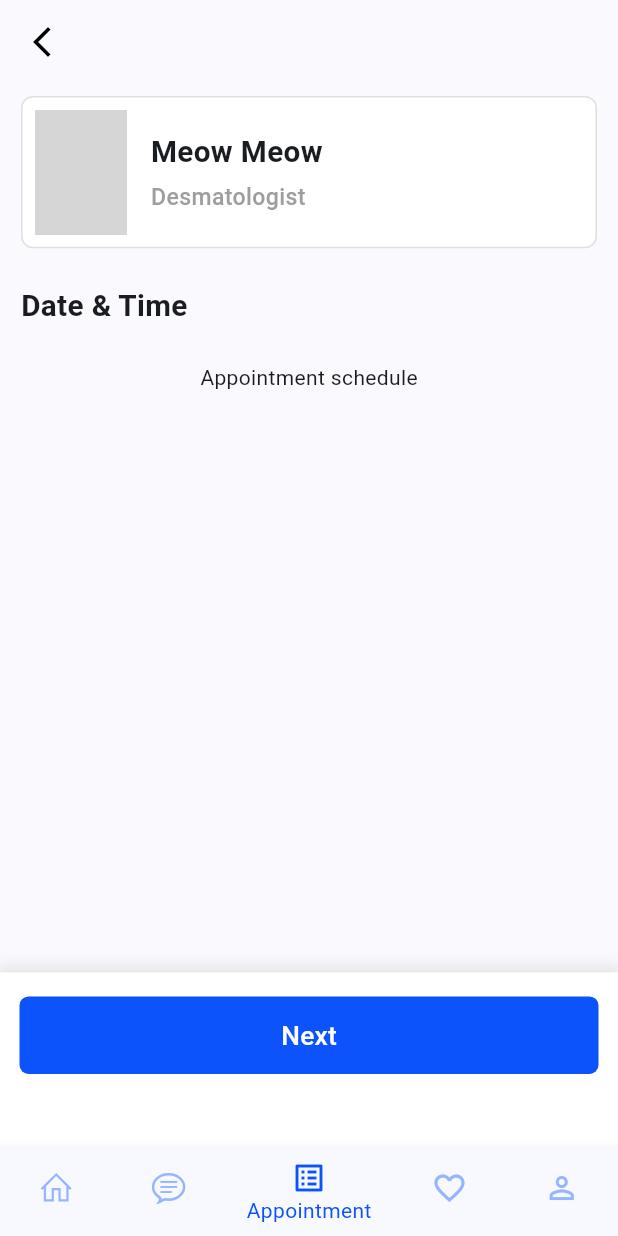
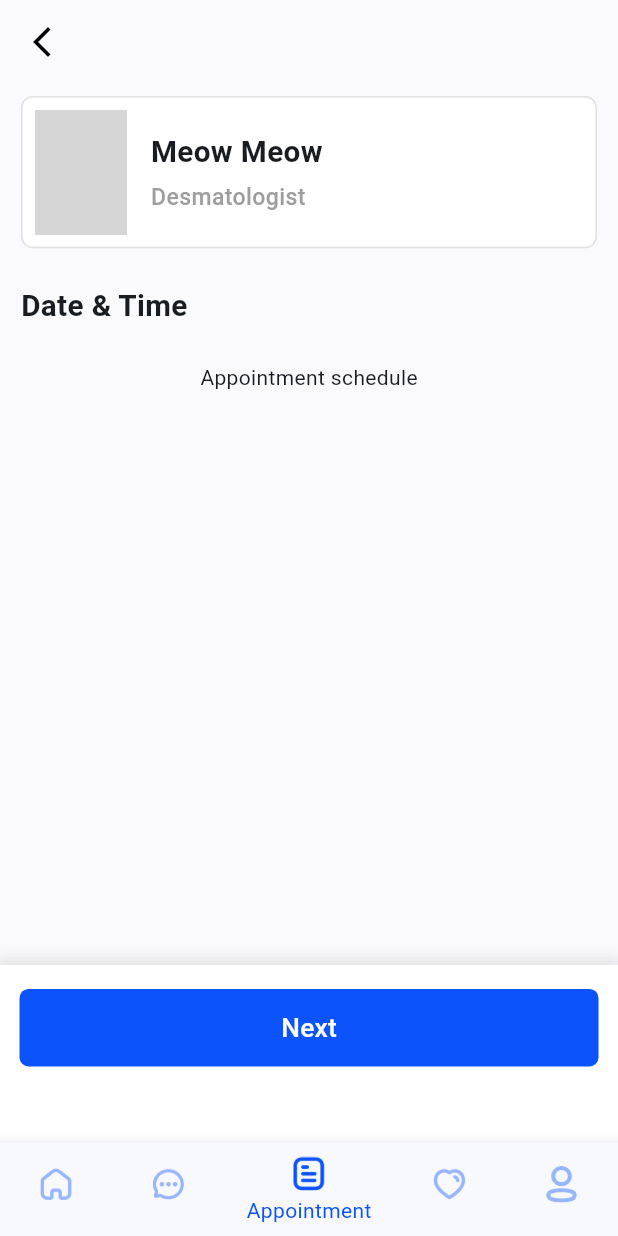
Before and after one commit to TNQT14/Doctor_Help_App, a Flutter app: the screen it shows after launch, item 3 of the bottom bar chosen, on a phone screen of 412 x 824 dp. Run offline on Flutter 3.47's test engine with Material 2 defaults, Android fonts, the phone set to English and light mode, and no system bars; our stand-ins replace flutter_rating_bar, flutter_screenutil, fluttertoast, line_icons, lottie; grey boxes are pictures that could not be loaded.

Commit message:
Load image for navigation menu

```diff
--- a/lib/containts/add_images.dart
+++ b/lib/containts/add_images.dart
@@ -21,15 +21,27 @@ const String iconInfoCircle = linkIcons + 'Icon=InfoCircle.png';
 const String iconInfoSquare = linkIcons + 'Icon=InfoSquare.png';
 const String iconNotification = linkIcons + 'Icon=Notification.png';
 const String iconPaper = linkIcons + 'Icon=Paper.png';
-const String iconProfile = linkIcons + 'Icon=Profile.png';
 const String iconShield = linkIcons + 'Icon=Shield.png';
 const String iconSearch = linkIcons + 'iconSearch.png';
-const String iconChat = linkIcons + 'chat.png';
 const String iconFacebook = linkIcons + 'Facebook.png';
 const String iconKey = linkIcons + 'FormKey.png';
 const String iconMail = linkIcons + 'FormMail.png';
 const String iconGooglePlus = linkIcons + 'GooglePlus.png';
 const String iconSchedule = linkIcons + 'FormSchedule.png';
+const String iconProfile = linkIcons + 'Icon=Profile.png';
+
+//navigationMenu
+const String iconHome = linkIcons + 'Icon=Home.png';
+const String iconChat = linkIcons + 'chat.png';
+const String iconList = linkIcons + 'List.png';
+const String iconHeart = linkIcons + 'Heart.png';
+const String iconProfileNav = linkIcons + 'profile.png';
+
+const String iconSelectHome = linkIcons + 'Icon=selectHome.png';
+const String iconSelectedChat = linkIcons + 'Icon=selectedChat.png';
+const String iconSelectedHeart = linkIcons + 'Icon=selectedHeart.png';
+const String iconSelectedList = linkIcons + 'Icon=selectedList.png';
+const String iconSelectedProfile = linkIcons + 'Icon=selectedProfile.png';
 
 //lottie
 const String iconCheckSc = linkIcons + 'animation_lldhfo53.json';
--- a/lib/widgets/bottomMenu.dart
+++ b/lib/widgets/bottomMenu.dart
@@ -42,26 +42,51 @@ class _BottomMenuState extends State<BottomMenu> {
               _index = newindex;
             });
           },
-          items: const [
+          items: [
             BottomNavigationBarItem(
               label: 'Home',
-              icon: Icon(LineIcons.home),
+              icon:  Container(
+                  width: 22,
+                  height: 29,
+                  child: Image.asset(
+                      _index==0 ? iconSelectHome: iconHome)
+              ),
             ),
             BottomNavigationBarItem(
               label: 'Chat',
-              icon: Icon(CupertinoIcons.chat_bubble_text),
+              icon:  Container(
+                  width: 22,
+                  height: 29,
+                  child: Image.asset(
+                      _index==1 ? iconSelectedChat: iconChat)
+              ),
             ),
             BottomNavigationBarItem(
               label: 'Appointment',
-              icon: Icon(Icons.list_alt_outlined),
+              icon: Container(
+                  width: 22,
+                  height: 29,
+                  child: Image.asset(
+                      _index==2 ? iconSelectedList: iconList)
+              ),
             ),
             BottomNavigationBarItem(
               label: 'Favorite',
-              icon: Icon(Icons.favorite_outline),
+              icon: Container(
+                  width: 22,
+                  height: 29,
+                  child: Image.asset(
+                      _index==3 ? iconSelectedHeart: iconHeart)
+              ),
             ),
             BottomNavigationBarItem(
               label: 'Profile',
-              icon: Icon(Icons.person_outline_outlined),
+              icon: Container(
+                  width: 22,
+                  height: 29,
+                  child: Image.asset(
+                      _index==4 ? iconSelectedProfile: iconProfileNav)
+              ),
             ),
           ],
         ),
```
Also changed, not shown: lib/screen/user/profile_screen/component/optionProfile.dart (+13 -8 lines), assests/images/icons/Heart.png (added), assests/images/icons/Icon=Home.png (added), assests/images/icons/Icon=selectHome.png (added), assests/images/icons/Icon=selectedChat.png (added), assests/images/icons/Icon=selectedHeart.png (added), assests/images/icons/Icon=selectedList.png (added), assests/images/icons/Icon=selectedProfile.png (added), assests/images/icons/chat.png, assests/images/icons/list.png (added), assests/images/icons/profile.png (added), pubspec.lock.
